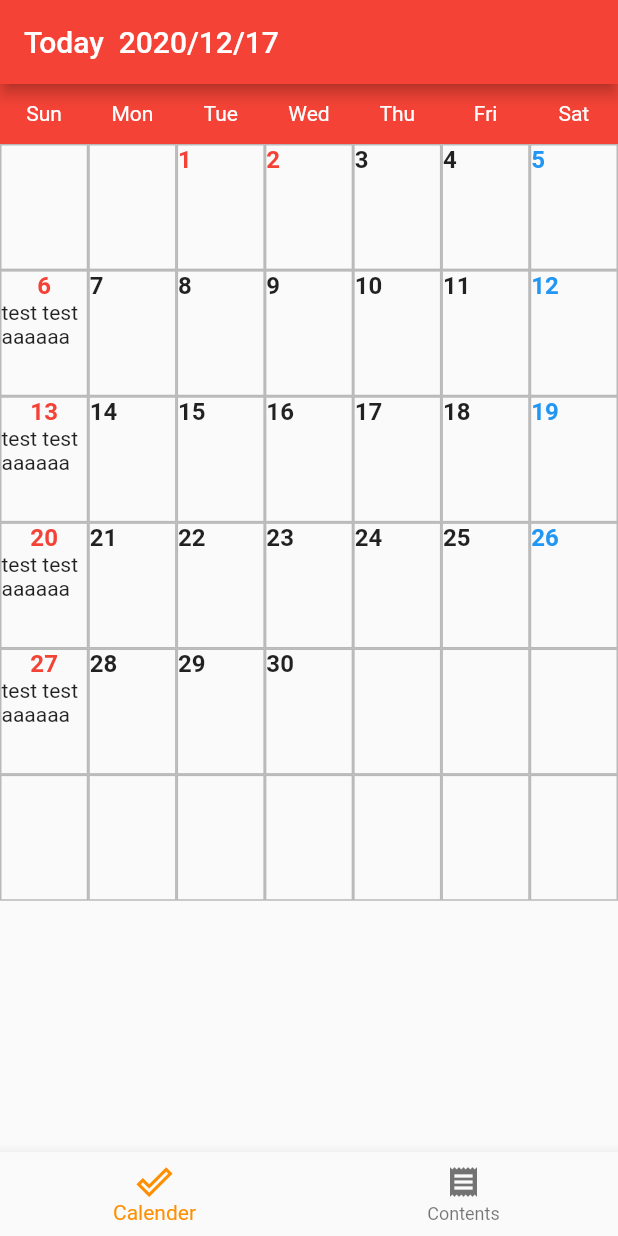
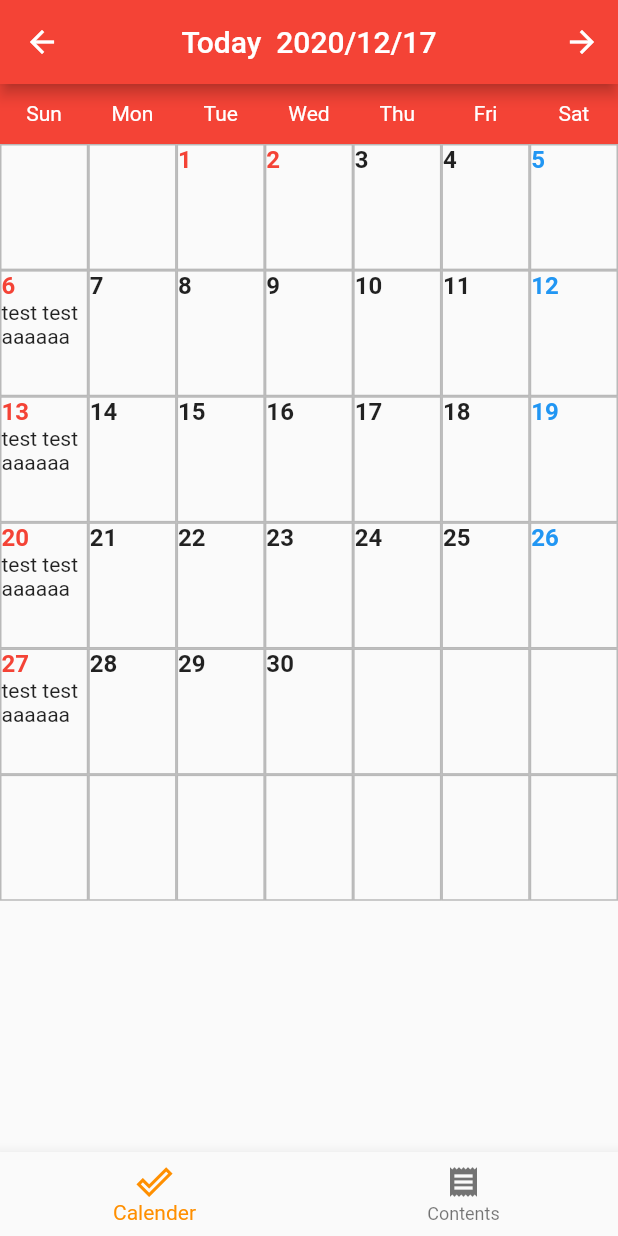
Before and after one commit to purupurupu/child_watchers, a Flutter app: the screen it shows after launch, on a phone screen of 412 x 824 dp. Run offline on Flutter 3.47's test engine with Material 2 defaults, Android fonts, the phone set to English and light mode, and no system bars; our stand-ins replace cloud_firestore, firebase_core, table_calendar; accounts and stored records are empty.

Commit message:
comit_2f

```diff
--- a/lib/main.dart
+++ b/lib/main.dart
@@ -30,6 +30,10 @@ class MyApp extends StatelessWidget {
   // This widget is the root of your application.
   @override
   Widget build(BuildContext context) {
+    return (Consumer<SetDayAndScheduleModel>(builder: (context, model, child) {
+      DateTime now = DateTime.now();
+      model.setCurrentMonth(now.month.toString());
+
       return MaterialApp(
         initialRoute: '/Calender',
         routes: {
@@ -37,8 +41,8 @@ class MyApp extends StatelessWidget {
           '/Contents': (context) => ContentsPage(),
           // '/InputTask': (context) => InputTaskPage(),
         },
-      // home: TodoPage(),
       );
+    }));
   }
 }
 
--- a/lib/screen/calenderPage.dart
+++ b/lib/screen/calenderPage.dart
@@ -1,5 +1,6 @@
 import 'package:child_watchers/components/dayAndSchedule.dart';
 import 'package:child_watchers/components/dayOfTHeWeek.dart';
+import 'package:child_watchers/model/dayAndScheduleModel.dart';
 import 'package:cloud_firestore/cloud_firestore.dart';
 import 'package:flutter/foundation.dart';
 import 'package:flutter/material.dart';
@@ -37,12 +38,29 @@ class CalenderPage extends StatelessWidget {
         '/' +
         now.day.toString();
 
+    return (Consumer<SetDayAndScheduleModel>(
+      builder: (context, model, child) {
         return Scaffold(
           appBar: AppBar(
+            leading: IconButton(
+              color: Colors.white,
+              icon: Icon(Icons.arrow_back),
+              onPressed: () {
+                ;
+              },
+            ),
             backgroundColor: Colors.red,
-        // title: Text('calender'),
-
+            centerTitle: true,
             title: Text('$tmpTime'),
+            actions: <Widget>[
+              IconButton(
+                color: Colors.white,
+                icon: Icon(
+                  Icons.arrow_forward,
+                ),
+                onPressed: () {},
+              ),
+            ],
           ),
           body: Column(
             children: [
@@ -81,7 +99,7 @@ class CalenderPage extends StatelessWidget {
                     childAspectRatio: 0.7, // 高さ
 
                     children: List.generate(42, (index) {
-                  return Center(
+                      return Container(
                         child: selectBoxDecoration(index), //枠線設定　日付設定
                       );
                     }),
@@ -92,6 +110,8 @@ class CalenderPage extends StatelessWidget {
           ),
           bottomNavigationBar: footNavigator(),
         );
+      },
+    ));
   }
 }
 
```
Also changed, not shown: lib/components/dayAndSchedule.dart (+10 -6 lines), lib/model/dayAndScheduleModel.dart (+18 -0 lines), lib/screen/__calenderPage.dart (renamed from lib/screen/calenderPage copy.dart). Lines whose indentation alone changed are shown as unchanged.
